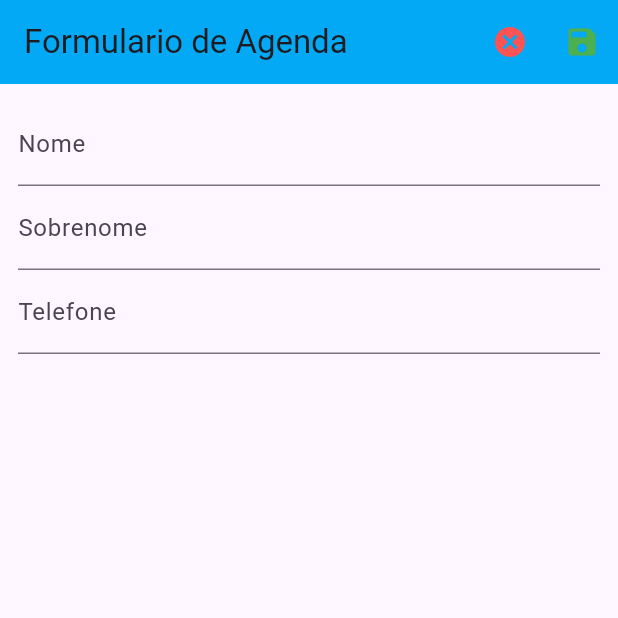
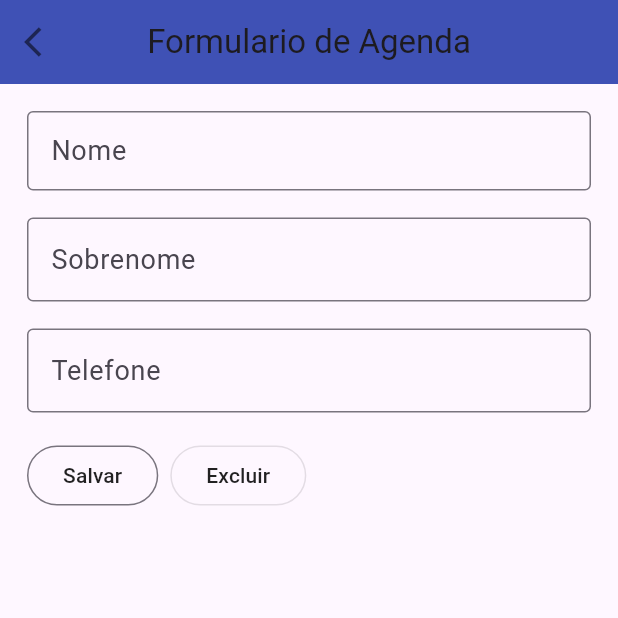
Before and after one commit to TharlisSampaio/desafio-agenda-front-end, a Flutter app: the screen it shows after launch, after a tap on the "add ic call" icon, on a phone screen of 412 x 824 dp, the top half of it. Run offline on Flutter 3.47's test engine with Material 3 defaults, Android fonts, the phone set to English and light mode, and no system bars; network calls fail.

Commit message:
style: estilizando o formulario

```diff
--- a/lib/main.dart
+++ b/lib/main.dart
@@ -3,7 +3,7 @@ import 'package:desafio_agenda_front_end/src/provider/agenda_provider.dart';
 import 'package:desafio_agenda_front_end/src/routes/routes.dart';
 import 'package:desafio_agenda_front_end/src/services/agenda_api.dart';
 import 'package:desafio_agenda_front_end/src/services/agenda_service.dart';
-import 'package:desafio_agenda_front_end/src/widgets/agenda_form.dart';
+import 'package:desafio_agenda_front_end/src/pages/agenda_form.dart';
 import 'package:flutter/material.dart';
 import 'package:provider/provider.dart';
 
--- /dev/null
+++ b/lib/src/pages/agenda_form.dart
@@ -0,0 +1,139 @@
+import 'package:desafio_agenda_front_end/src/models/agenda.dart';
+import 'package:desafio_agenda_front_end/src/provider/agenda_provider.dart';
+import 'package:flutter/material.dart';
+import 'package:provider/provider.dart';
+
+class AgendaForm extends StatefulWidget {
+  const AgendaForm({super.key});
+
+  @override
+  State<AgendaForm> createState() => _AgendaFormState();
+}
+
+class _AgendaFormState extends State<AgendaForm> {
+  final _form = GlobalKey<FormState>();
+  final Map<String, dynamic> _formData = {};
+  bool isButtonEnabled = false;
+
+  void _loadFormData(Agenda agenda) {
+    _formData['id'] = agenda.id;
+    _formData['nome'] = agenda.nome;
+    _formData['sobrenome'] = agenda.sobrenome;
+    _formData['telefone'] = agenda.telefone;
+  }
+
+  @override
+  Widget build(BuildContext context) {
+    final AgendaProvider agendaProvider = Provider.of(context);
+    final route = ModalRoute.of(context)?.settings.arguments;
+    if (route != null) {
+      final agenda = route as Agenda;
+      _loadFormData(agenda);
+    }
+    if (_formData['id'] != null) {
+      isButtonEnabled = true;
+    }
+
+    return MaterialApp(
+      home: Scaffold(
+        appBar: AppBar(
+          centerTitle: true,
+          title: Text('Formulario de Agenda'),
+          backgroundColor: Colors.indigo,
+          leading: IconButton(
+            icon: Icon(Icons.arrow_back_ios),
+            color: Colors.black54,
+            onPressed: () {
+              Navigator.of(context).pop();
+            },
+          ),
+          actions: [],
+        ),
+        body: Padding(
+          padding: EdgeInsetsGeometry.all(18),
+          child: Form(
+            key: _form,
+            child: Column(
+              children: [
+                TextFormField(
+                  initialValue: _formData['nome'],
+                  style: TextStyle(fontSize: 14),
+                  decoration: InputDecoration(
+                    labelText: 'Nome',
+                    labelStyle: TextStyle(fontSize: 18),
+                    border: OutlineInputBorder(),
+                  ),
+                  onSaved: (value) {
+                    _formData['nome'] = value;
+                  },
+                ),
+                SizedBox(height: 18,),
+                TextFormField(
+                  initialValue: _formData['sobrenome'],
+                  decoration: InputDecoration(
+                    labelText: 'Sobrenome',
+                    labelStyle: TextStyle(fontSize: 18),
+                    border: OutlineInputBorder(),
+                  ),
+                  onSaved: (value) {
+                    _formData['sobrenome'] = value;
+                  },
+                ),
+                SizedBox(height: 18,),
+                TextFormField(
+                  initialValue: _formData['telefone'],
+                  decoration: InputDecoration(
+                    labelText: 'Telefone',
+                    labelStyle: TextStyle(fontSize: 18),
+                    border: OutlineInputBorder(),
+                  ),
+                  onSaved: (value) {
+                    _formData['telefone'] = value;
+                  },
+                ),
+                SizedBox(height: 18,),
+                Row(
+                  children: [
+                    Padding(
+                      padding: const EdgeInsets.only(right:8.0),
+                      child: OutlinedButton(
+                        onPressed: () {
+                          _form.currentState?.save();
+                          agendaProvider.addAgenda(
+                            Agenda(
+                              nome: _formData['nome'],
+                              sobrenome: _formData['sobrenome'],
+                              telefone: _formData['telefone']
+                            )
+                          );
+                          Navigator.of(context).pop();
+                        },
+                        child: const Text('Salvar'),
+                        style: ButtonStyle(
+                          foregroundColor: WidgetStatePropertyAll(Colors.black87),
+                          overlayColor: WidgetStatePropertyAll(Colors.green.shade400),
+                        ),
+                      )
+                    ),
+                    OutlinedButton(
+                      onPressed: isButtonEnabled ? () {
+                        agendaProvider.deleteAgenda(_formData['id'].toString());
+                        Navigator.of(context).pop();
+                      } : null,
+                      child: const Text('Excluir',),
+                      style: ButtonStyle(
+                        overlayColor: WidgetStatePropertyAll(Colors.red.shade400),
+                        foregroundColor: WidgetStatePropertyAll(Colors.black87),
+
+                      ),
+                    )
+                  ],
+                )
+              ],
+            ),
+          ),
+        ),
+      ),
+    );
+  }
+}
--- a/lib/src/pages/agenda_list_page.dart
+++ b/lib/src/pages/agenda_list_page.dart
@@ -30,7 +30,6 @@ class _AgendaListPageState extends State<AgendaListPage> {
           IconButton(
             icon: Icon(Icons.add_ic_call_sharp),
             onPressed: () {
-              print('botão para adicionar');
               Navigator.pushNamed(context, Routes.AGENDA_FORM);
             },
           )
--- a/lib/src/widgets/agenda_form.dart
+++ /dev/null
@@ -1,110 +0,0 @@
-import 'package:desafio_agenda_front_end/src/models/agenda.dart';
-import 'package:desafio_agenda_front_end/src/provider/agenda_provider.dart';
-import 'package:flutter/material.dart';
-import 'package:provider/provider.dart';
-
-class AgendaForm extends StatefulWidget {
-  const AgendaForm({super.key});
-
-  @override
-  State<AgendaForm> createState() => _AgendaFormState();
-}
-
-class _AgendaFormState extends State<AgendaForm> {
-  final _form = GlobalKey<FormState>();
-  final Map<String, dynamic> _formData = {};
-
-  void _loadFormData(Agenda agenda) {
-    _formData['id'] = agenda.id;
-    _formData['nome'] = agenda.nome;
-    _formData['sobrenome'] = agenda.sobrenome;
-    _formData['telefone'] = agenda.telefone;
-  }
-
-  @override
-  Widget build(BuildContext context) {
-    final AgendaProvider agendaProvider = Provider.of(context);
-    final route = ModalRoute.of(context)?.settings.arguments;
-    if (route != null) {
-      final agenda = route as Agenda;
-      _loadFormData(agenda);
-    }
-
-    return MaterialApp(
-      home: Scaffold(
-        appBar: AppBar(
-          title: Text('Formulario de Agenda'),
-          backgroundColor: Colors.lightBlue,
-          actions: [
-            IconButton(
-              icon: Icon(Icons.cancel),
-              color: Colors.redAccent,
-              onPressed: () {
-                Navigator.of(context).pop();
-              },
-            ),
-            IconButton(
-              icon: Icon(Icons.save),
-              color: Colors.green,
-              onPressed: () {
-                if (_form.currentState!.validate()) {
-                  _form.currentState?.save();
-                  if (_formData['id'] == null) {
-                    agendaProvider.addAgenda(
-                      Agenda(
-                        nome: _formData['nome'],
-                        sobrenome: _formData['sobrenome'],
-                        telefone: _formData['telefone'],
-                      ),
-                    );
-                  } else {
-                    agendaProvider.updateAgenda(
-                      Agenda(
-                        id: _formData['id'],
-                        nome: _formData['nome'],
-                        sobrenome: _formData['sobrenome'],
-                        telefone: _formData['telefone'],
-                      ),
-                    );
-                  }
-                  Navigator.of(context).pop();
-                }
-              },
-            ),
-          ],
-        ),
-        body: Padding(
-          padding: const EdgeInsets.all(12.0),
-          child: Form(
-            key: _form,
-            child: Column(
-              children: [
-                TextFormField(
-                  initialValue: _formData['nome'],
-                  decoration: InputDecoration(labelText: 'Nome'),
-                  onSaved: (value) => {_formData['nome'] = value},
-                ),
-                TextFormField(
-                  initialValue: _formData['sobrenome'],
-                  decoration: InputDecoration(labelText: 'Sobrenome'),
-                  onSaved: (value) => {_formData['sobrenome'] = value},
-                ),
-                TextFormField(
-                  initialValue: _formData['telefone'],
-                  decoration: InputDecoration(labelText: 'Telefone'),
-                  validator: (value) {
-                    if (value!.isEmpty) {
-                      return 'insira um telefone';
-                    }
-                    return null;
-                  },
-                  onSaved: (value) => {_formData['telefone'] = value},
-                ),
-              ],
-            ),
-          ),
-        ),
-      ),
-    );
-  }
-}
```
Also changed, not shown: lib/src/widgets/agenda_form_campos.dart (added, +30 -0 lines), lib/src/widgets/bottom_cancelar.dart (added, +17 -0 lines).
